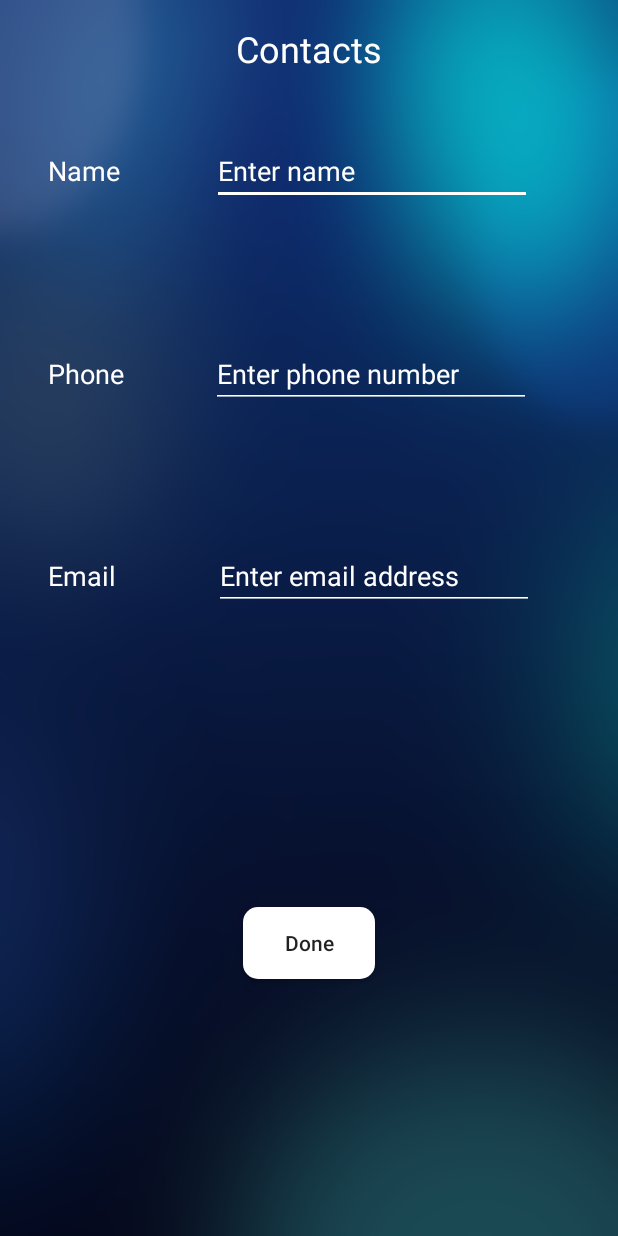
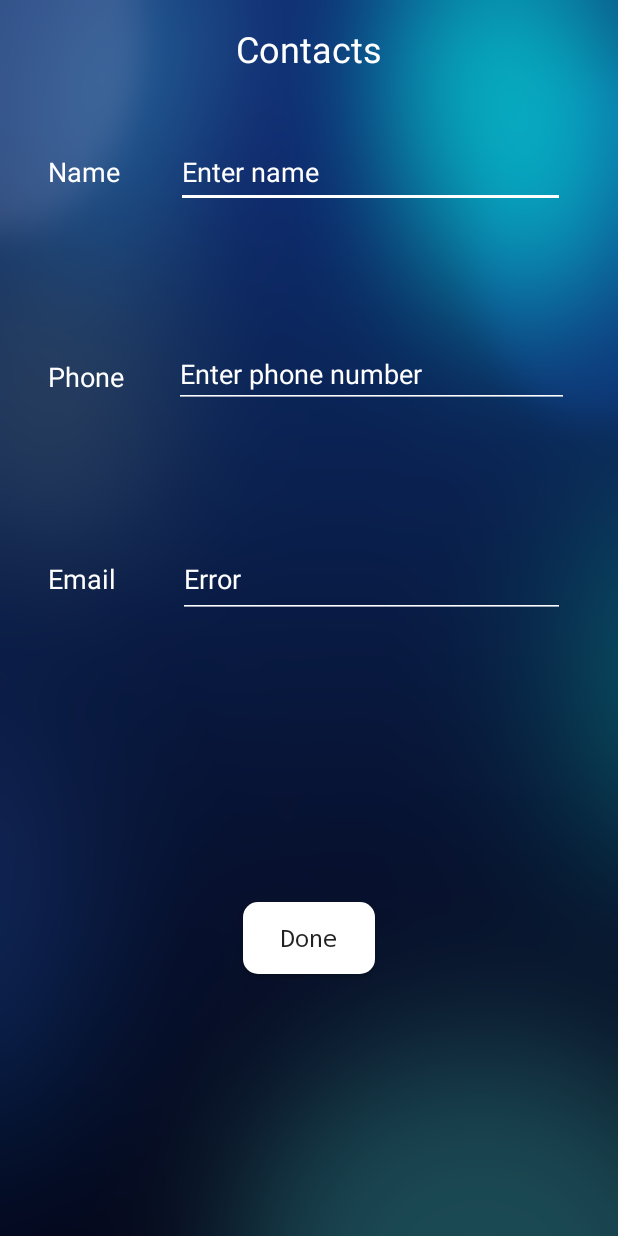
Before and after one commit to gpadmaku1/card-reader, an Android app: the screen it shows after launch (ContactsActivity), after a tap on "Save", on a phone screen of 412 x 824 dp. Run offline under Robolectric (Android 15) with nearby library versions, the phone set to English and light mode, and no system bars; libraries missing offline, so code that uses them is left out: com.google.i18n.phonenumbers; 5 statements that could not run were skipped.

Commit message:
Basic name, email, phone parsing. Need to test

```diff
--- a/app/src/main/java/com/gpads/gautham/imagetotextanalysis/Activities/ContactsActivity.java
+++ b/app/src/main/java/com/gpads/gautham/imagetotextanalysis/Activities/ContactsActivity.java
@@ -9,9 +9,13 @@ import com.gpads.gautham.imagetotextanalysis.R;
 
 public class ContactsActivity extends AppCompatActivity {
 
-    EditText phoneText;
-    EditText nameText;
-    EditText emailText;
+    private EditText phoneText;
+    private EditText nameText;
+    private EditText emailText;
+
+    private String name;
+    private String email;
+    private String phone;
 
     @Override
     protected void onCreate(Bundle savedInstanceState) {
@@ -21,8 +25,11 @@ public class ContactsActivity extends AppCompatActivity {
         phoneText = (EditText) findViewById(R.id.phoneText);
         nameText = (EditText) findViewById(R.id.nameText);
         emailText = (EditText) findViewById(R.id.emailText);
-        String y = getIntent().getStringExtra("phoneNumber");
-        Log.w("YEE", "contacts activity: " + y);
-        phoneText.setText(y);
+        phone = getIntent().getStringExtra("phoneNumber");
+        email = getIntent().getStringExtra("email");
+        name = getIntent().getStringExtra("name");
+        phoneText.setText(phone);
+        nameText.setText(name);
+        emailText.setText(email);
     }
 }
--- a/app/src/main/java/com/gpads/gautham/imagetotextanalysis/Activities/MainActivity.java
+++ b/app/src/main/java/com/gpads/gautham/imagetotextanalysis/Activities/MainActivity.java
@@ -35,6 +35,8 @@ import java.io.IOException;
 import java.io.InputStream;
 import java.util.ArrayList;
 import java.util.Locale;
+import java.util.regex.Matcher;
+import java.util.regex.Pattern;
 
 
 public class MainActivity extends AppCompatActivity {
@@ -79,18 +81,38 @@ public class MainActivity extends AppCompatActivity {
             public void onClick(View v) {
                 String results = obtainedText.getText().toString().trim();
                 ArrayList<String> phoneNumbers = parseResults(results);
+
                 if(phoneNumbers == null){
                     phoneNumber = "Error";
                 }else{
                     phoneNumber = phoneNumbers.get(0);
                 }
+                contactName = parseName(results);
+                contactEmail = parseEmail(results);
                 Log.w("YEE", phoneNumber);
+                Log.w("YEE", contactName);
+                Log.w("YEE", contactEmail);
                 Intent intent = new Intent(MainActivity.this, ContactsActivity.class);
                 intent.putExtra("phoneNumber", phoneNumber);
-                Log.w("YEE", "click " + phoneNumber);
+                intent.putExtra("name", contactName);
+                intent.putExtra("email", contactEmail);
                 startActivity(intent);
             }
         });
+    }
+
+    private String parseEmail(String results) {
+        Matcher m = Pattern.compile("[a-zA-Z0-9_.+-]+@[a-zA-Z0-9-]+\\.[a-zA-Z0-9-.]+").matcher(results);
+        String parsedEmail = "Error";
+        while (m.find()) {
+            parsedEmail = m.group();
+        }
+        return parsedEmail;
+    }
+
+    private String parseName(String results) {
+        String[] arr = results.split("\\s+");
+        return arr[0] + " " + arr[1];
     }
 
 
--- a/app/src/main/res/layout/activity_contacts.xml
+++ b/app/src/main/res/layout/activity_contacts.xml
@@ -45,8 +45,8 @@
 
     <EditText
         android:id="@+id/nameText"
-        android:layout_width="wrap_content"
-        android:layout_height="wrap_content"
+        android:layout_width="259dp"
+        android:layout_height="47dp"
         android:layout_marginLeft="8dp"
         android:layout_marginRight="8dp"
         android:layout_marginTop="91dp"
@@ -64,8 +64,8 @@
 
     <EditText
         android:id="@+id/phoneText"
-        android:layout_width="wrap_content"
-        android:layout_height="wrap_content"
+        android:layout_width="263dp"
+        android:layout_height="43dp"
         android:layout_marginLeft="8dp"
         android:layout_marginRight="8dp"
         android:layout_marginTop="90dp"
@@ -82,11 +82,11 @@
 
     <EditText
         android:id="@+id/emailText"
-        android:layout_width="wrap_content"
-        android:layout_height="wrap_content"
+        android:layout_width="258dp"
+        android:layout_height="52dp"
         android:layout_marginLeft="8dp"
         android:layout_marginRight="8dp"
-        android:layout_marginTop="89dp"
+        android:layout_marginTop="88dp"
         android:backgroundTint="@android:color/white"
         android:ems="10"
         android:hint="@string/enter_email_address"
@@ -122,17 +122,19 @@
         android:id="@+id/button2"
         android:layout_width="wrap_content"
         android:layout_height="wrap_content"
+        android:layout_marginBottom="8dp"
+        android:layout_marginLeft="8dp"
+        android:layout_marginRight="8dp"
+        android:layout_marginTop="8dp"
+        android:background="@drawable/rounded_corners"
+        android:fontFamily="monospace"
         android:text="@string/done"
-        android:background="@drawable/rounded_corners"
         android:textAllCaps="false"
-        android:layout_marginLeft="8dp"
+        android:textSize="16sp"
+        app:layout_constraintBottom_toBottomOf="parent"
         app:layout_constraintLeft_toLeftOf="parent"
-        android:layout_marginRight="8dp"
         app:layout_constraintRight_toRightOf="parent"
-        android:layout_marginTop="8dp"
         app:layout_constraintTop_toBottomOf="@+id/emailText"
-        app:layout_constraintBottom_toBottomOf="parent"
-        android:layout_marginBottom="8dp"
-        app:layout_constraintVertical_bias="0.538" />
+        app:layout_constraintVertical_bias="0.521" />
 
 </android.support.constraint.ConstraintLayout>
```
Also changed, not shown: app/src/main/res/layout/activity_main.xml (+5 -4 lines), 1 other file.
